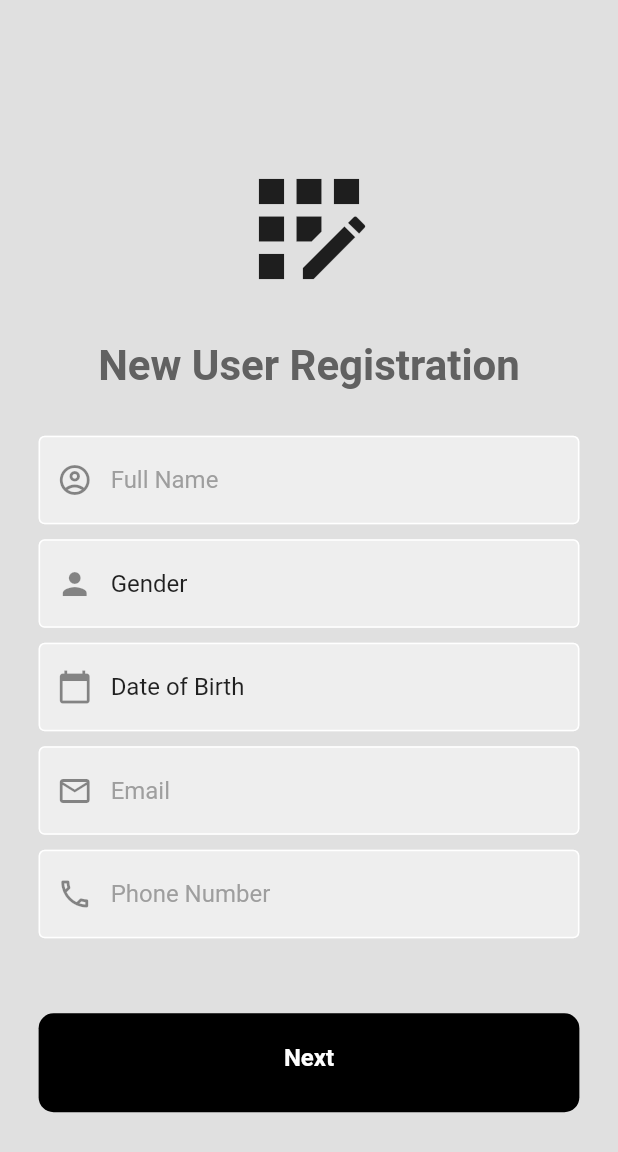
After one commit to DhruvGandhi31/Bibliotheca, a Flutter app: the screen it shows after launch, after a tap on "Register now", on a phone screen of 412 x 824 dp. The commit adds this screen. Shown: the top 1152 px of the screen. Run offline on Flutter 3.47's test engine with Material 2 defaults, Android fonts, the phone set to English and light mode, and no system bars; our stand-ins replace firebase_auth, firebase_core; accounts and stored records are empty.

Commit message:
Adding new files

```diff
--- /dev/null
+++ b/lib/api_connection/api_connection.dart
@@ -0,0 +1,8 @@
+class API {
+  static const hostConnect = "http://192.168.0.111/api_lib_manage";
+  static const hostConnectUser = "$hostConnect/user";
+
+  //signup user
+
+  static const signUp = "$hostConnect/user/signup.php";
+}
--- a/lib/screens/login_page.dart
+++ b/lib/screens/login_page.dart
@@ -1,7 +1,9 @@
 import 'package:firebase_auth/firebase_auth.dart';
 import 'package:firebase_core/firebase_core.dart';
 import 'package:flutter/material.dart';
+import 'personal_details.dart';
 import 'package:hotel_management/screens/register.dart';
+import 'registration_details.dart';
 import '../utils/my_button.dart';
 import '../utils/my_textfield.dart';
 import '../utils/square_tile.dart';
@@ -44,8 +46,15 @@ class _LoginPageState extends State<LoginPage> {
 
   @override
   Widget build(BuildContext context) {
-    return Scaffold(
-      backgroundColor: Colors.grey[300],
+    return Container(
+      decoration: BoxDecoration(
+        image: DecorationImage(
+          image: AssetImage('assets/images/bg_scaffold.png'),
+          fit: BoxFit.cover,
+        ),
+      ),
+      child: Scaffold(
+        backgroundColor: Colors.transparent,
         body: SafeArea(
           child: Center(
             child: SingleChildScrollView(
@@ -78,7 +87,7 @@ class _LoginPageState extends State<LoginPage> {
                     controller: usernameController,
                     hintText: 'Email',
                     obscureText: false,
-                  sel_icon: const Icon(Icons.account_circle_outlined),
+                    sel_icon: const Icon(Icons.email_outlined),
                   ),
 
                   const SizedBox(height: 10),
@@ -88,7 +97,7 @@ class _LoginPageState extends State<LoginPage> {
                     controller: passwordController,
                     hintText: 'Password',
                     obscureText: true,
-                  sel_icon: const Icon(Icons.lock),
+                    sel_icon: const Icon(Icons.vpn_key_sharp),
                   ),
 
                   const SizedBox(height: 10),
@@ -98,8 +107,8 @@ class _LoginPageState extends State<LoginPage> {
                     padding: const EdgeInsets.symmetric(horizontal: 25.0),
                     child: Row(
                       mainAxisAlignment: MainAxisAlignment.end,
-                    children: [
-                      const Text(
+                      children: const [
+                        Text(
                           'Forgot Password?',
                           style: TextStyle(
                               color: Colors.blue, fontWeight: FontWeight.bold),
@@ -112,7 +121,12 @@ class _LoginPageState extends State<LoginPage> {
 
                   // sign in button
                   MyButton(
-                  onTap: signUserIn,
+                    text: 'Login',
+                    onTapFunction: () {
+                      // Execute your custom function here
+                      // Add the home page here.
+                      signUserIn;
+                    },
                   ),
 
                   const SizedBox(height: 50),
@@ -171,8 +185,10 @@ class _LoginPageState extends State<LoginPage> {
                       const SizedBox(width: 4),
                       TextButton(
                           child: const Text('Register now'),
-                        onPressed: () => Navigator.push(context,
-                            MaterialPageRoute(builder: (context) => regNow()))
+                          onPressed: () => Navigator.push(
+                              context,
+                              MaterialPageRoute(
+                                  builder: (context) => PersonalDetails()))
                           // style: TextStyle(
                           //   color: Colors.blue,
                           //   fontWeight: FontWeight.bold,
@@ -185,6 +201,7 @@ class _LoginPageState extends State<LoginPage> {
             ),
           ),
         ),
+      ),
     );
   }
 }
--- /dev/null
+++ b/lib/screens/personal_details.dart
@@ -0,0 +1,119 @@
+import 'package:flutter/material.dart';
+import 'registration_details.dart';
+import '../utils/date_of_birth.dart';
+import '../utils/gender_dropdown.dart';
+import '../utils/my_button.dart';
+import '../utils/my_textfield.dart';
+
+class PersonalDetails extends StatefulWidget {
+  static String routeName = 'LoginPage';
+
+  const PersonalDetails({Key? key}) : super(key: key);
+
+  @override
+  State<PersonalDetails> createState() => _PersonalDetailsState();
+}
+
+class _PersonalDetailsState extends State<PersonalDetails> {
+  final nameController = TextEditingController();
+  final genderController = TextEditingController();
+  final emailController = TextEditingController();
+  final phoneNumberController = TextEditingController();
+  final branchController = TextEditingController();
+  final batchController = TextEditingController();
+
+  @override
+  Widget build(BuildContext context) {
+    return Scaffold(
+      backgroundColor: Colors.grey[300],
+      body: SafeArea(
+        child: Center(
+          child: SingleChildScrollView(
+            child: Column(
+              mainAxisAlignment: MainAxisAlignment.center,
+              children: [
+                const SizedBox(height: 20),
+
+                // logo
+                const Icon(
+                  Icons.app_registration,
+                  size: 100,
+                ),
+
+                const SizedBox(height: 25),
+
+                // welcome back, you've been missed!
+                Text(
+                  'New User Registration',
+                  style: TextStyle(
+                      color: Colors.grey[700],
+                      fontSize: 28,
+                      fontWeight: FontWeight.bold),
+                ),
+
+                const SizedBox(height: 30),
+
+                // username textfield
+                MyTextField(
+                  controller: nameController,
+                  hintText: 'Full Name',
+                  obscureText: false,
+                  sel_icon: const Icon(Icons.account_circle_outlined),
+                ),
+
+                const SizedBox(height: 10),
+                // password textfield
+
+                GenderPicker(
+                  onGenderSelected: (value) {
+                    // Handle the selected gender
+                  },
+                ),
+
+                const SizedBox(height: 10),
+
+                DateOfBirthPicker(
+                  onDateSelected: (value) {
+                    // Handle the selected date
+                  },
+                ),
+
+                const SizedBox(height: 10),
+
+                MyTextField(
+                  controller: emailController,
+                  hintText: 'Email',
+                  obscureText: false,
+                  sel_icon: const Icon(Icons.email_outlined),
+                ),
+
+                const SizedBox(height: 10),
+
+                MyTextField(
+                  controller: phoneNumberController,
+                  hintText: 'Phone Number',
+                  obscureText: false,
+                  sel_icon: const Icon(Icons.phone_outlined),
+                ),
+
+                const SizedBox(height: 50),
+
+                MyButton(
+                  text: 'Next',
+                  onTapFunction: () {
+                    // Execute your custom function here
+                    Navigator.push(
+                      context,
+                      MaterialPageRoute(
+                          builder: (context) => RegistrationDetails()),
+                    );
+                  },
+                ),
+              ],
+            ),
+          ),
+        ),
+      ),
+    );
+  }
+}
--- /dev/null
+++ b/lib/utils/date_of_birth.dart
@@ -0,0 +1,65 @@
+import 'package:flutter/material.dart';
+import 'package:intl/intl.dart';
+
+class DateOfBirthPicker extends StatefulWidget {
+  final Function(DateTime?)? onDateSelected;
+
+  const DateOfBirthPicker({this.onDateSelected});
+
+  @override
+  _DateOfBirthPickerState createState() => _DateOfBirthPickerState();
+}
+
+class _DateOfBirthPickerState extends State<DateOfBirthPicker> {
+  late final TextEditingController _textEditingController;
+  DateTime? _selectedDate;
+
+  @override
+  void initState() {
+    super.initState();
+    _textEditingController = TextEditingController(text: 'Date of Birth');
+  }
+
+  Future<void> _selectDate(BuildContext context) async {
+    final DateTime? picked = await showDatePicker(
+        context: context,
+        initialDate: _selectedDate ?? DateTime.now(),
+        firstDate: DateTime(1900),
+        lastDate: DateTime.now());
+
+    if (picked != null && picked != _selectedDate) {
+      setState(() {
+        _selectedDate = picked;
+      });
+      _textEditingController.text = DateFormat.yMd().format(picked);
+      widget.onDateSelected?.call(picked);
+    }
+  }
+
+  @override
+  Widget build(BuildContext context) {
+    return Container(
+      width: MediaQuery.of(context).size.width * 0.875,
+      child: TextFormField(
+        readOnly: true,
+        controller: _textEditingController,
+        decoration: InputDecoration(
+          enabledBorder: const OutlineInputBorder(
+            borderSide: BorderSide(color: Colors.white),
+          ),
+          focusedBorder: OutlineInputBorder(
+            borderSide: BorderSide(color: Colors.grey.shade400),
+          ),
+          fillColor: Colors.grey.shade200,
+          filled: true,
+          prefixIcon: const Icon(Icons.calendar_today),
+          hintText: 'Date of Birth',
+          hintStyle: const TextStyle(color: Colors.grey),
+        ),
+        onTap: () {
+          _selectDate(context);
+        },
+      ),
+    );
+  }
+}
--- /dev/null
+++ b/lib/utils/gender_dropdown.dart
@@ -0,0 +1,77 @@
+import 'package:flutter/material.dart';
+
+class GenderPicker extends StatefulWidget {
+  final Function(String?)? onGenderSelected;
+
+  const GenderPicker({this.onGenderSelected});
+
+  @override
+  _GenderPickerState createState() => _GenderPickerState();
+}
+
+class _GenderPickerState extends State<GenderPicker> {
+  final TextEditingController _textEditingController =
+      TextEditingController(text: 'Gender');
+
+  @override
+  Widget build(BuildContext context) {
+    return Container(
+      width: MediaQuery.of(context).size.width * 0.875,
+      child: TextFormField(
+        readOnly: true,
+        controller: _textEditingController,
+        decoration: InputDecoration(
+          enabledBorder: const OutlineInputBorder(
+            borderSide: BorderSide(color: Colors.white),
+          ),
+          focusedBorder: OutlineInputBorder(
+            borderSide: BorderSide(color: Colors.grey.shade400),
+          ),
+          fillColor: Colors.grey.shade200,
+          filled: true,
+          prefixIcon: const Icon(Icons.person),
+          hintText: 'Gender',
+          hintStyle: const TextStyle(color: Colors.grey),
+        ),
+        onTap: () {
+          showModalBottomSheet(
+            context: context,
+            builder: (BuildContext context) {
+              return Container(
+                height: 200,
+                child: Column(
+                  children: [
+                    ListTile(
+                      title: const Text('Male'),
+                      onTap: () {
+                        _textEditingController.text = 'Male';
+                        widget.onGenderSelected?.call('Male');
+                        Navigator.pop(context);
+                      },
+                    ),
+                    ListTile(
+                      title: const Text('Female'),
+                      onTap: () {
+                        _textEditingController.text = 'Female';
+                        widget.onGenderSelected?.call('Female');
+                        Navigator.pop(context);
+                      },
+                    ),
+                    ListTile(
+                      title: const Text('Other'),
+                      onTap: () {
+                        _textEditingController.text = 'Other';
+                        widget.onGenderSelected?.call('Other');
+                        Navigator.pop(context);
+                      },
+                    ),
+                  ],
+                ),
+              );
+            },
+          );
+        },
+      ),
+    );
+  }
+}
--- a/lib/utils/my_button.dart
+++ b/lib/utils/my_button.dart
@@ -1,32 +1,34 @@
 import 'package:flutter/material.dart';
 
 class MyButton extends StatelessWidget {
-  final Function()? onTap;
+  final String text;
+  final Function()? onTapFunction;
 
-  const MyButton({super.key, required this.onTap});
+  const MyButton({Key? key, required this.text, required this.onTapFunction})
+      : super(key: key);
 
   @override
   Widget build(BuildContext context) {
     return GestureDetector(
-      onTap: onTap,
+      onTap: onTapFunction,
       child: Container(
         height: MediaQuery.of(context).size.height * 0.08,
         width: MediaQuery.of(context).size.width * 0.875,
         padding: const EdgeInsets.all(20),
+        decoration: BoxDecoration(
+          color: Colors.black,
+          borderRadius: BorderRadius.circular(10),
+        ),
         // margin: const EdgeInsets.symmetric(horizontal: 25),
         child: Text(
-          "Sign In",
+          text,
           textAlign: TextAlign.center,
-          style: TextStyle(
+          style: const TextStyle(
             color: Colors.white,
             fontWeight: FontWeight.bold,
             fontSize: 16,
           ),
         ),
-        decoration: BoxDecoration(
-          color: Colors.black,
-          borderRadius: BorderRadius.circular(10),
-        ),
       ),
     );
   }
--- a/pubspec.yaml
+++ b/pubspec.yaml
@@ -31,6 +31,7 @@ environment:
 dependencies:
   flutter:
     sdk: flutter
+  intl: ^0.17.0
 
 
   # The following adds the Cupertino Icons font to your application.
@@ -66,6 +67,7 @@ flutter:
   assets:
     - assets/images/google.png
     - assets/images/library.png
+    - assets/images/bg_scaffold.png
 
   # An image asset can refer to one or more resolution-specific "variants", see
   # https://flutter.dev/assets-and-images/#resolution-aware
```
Also changed, not shown: lib/screens/registration_details.dart (added, +95 -0 lines), assets/images/bg_scaffold.png (added), assets/images/register_background.png (added), lib/screens/homepage.dart (added), pubspec.lock. Lines whose indentation alone changed are shown as unchanged.
